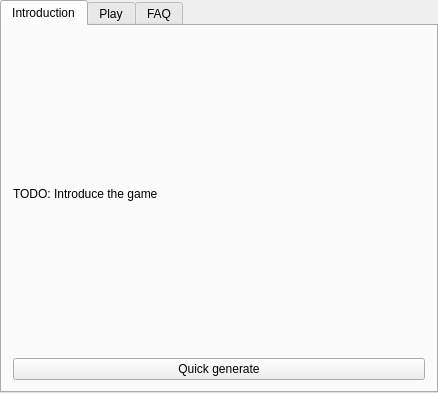
This is randovania/gui/ui_files/games_tab_supermetroid_widget.ui in randovania/randovania as Qt 5 draws it before an edit. The edited form follows.
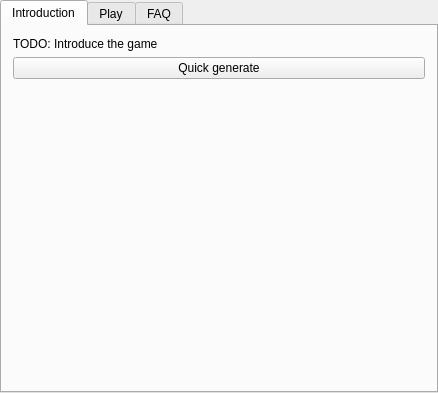
This is the edited form. Custom widgets are drawn as their Qt base class.

Commit message: Add images for games

Patch:
```diff
--- a/randovania/gui/ui_files/games_tab_supermetroid_widget.ui
+++ b/randovania/gui/ui_files/games_tab_supermetroid_widget.ui
@@ -32,6 +32,19 @@
       </property>
      </widget>
     </item>
+    <item>
+     <spacer name="intro_spacer">
+      <property name="orientation">
+       <enum>Qt::Vertical</enum>
+      </property>
+      <property name="sizeHint" stdset="0">
+       <size>
+        <width>20</width>
+        <height>40</height>
+       </size>
+      </property>
+     </spacer>
+    </item>
    </layout>
   </widget>
   <widget class="GenerateGameWidget" name="tab_generate_game">
```
Left out of the diff: 2 changed lines with no effect on the pictures. The commit also changes 18 other files.
